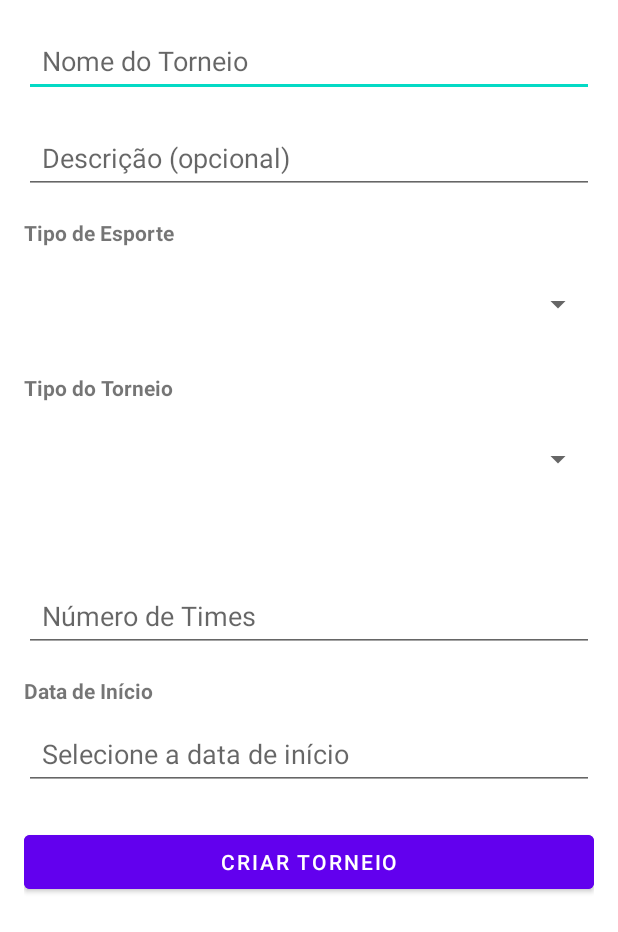
After one commit to gustavopsm/projeto_p3, an Android app: the layout fragment_create_torneio.xml on its own in the app's theme, with its tools: preview values and no code run, on a phone screen of 412 x 824 dp. The commit adds this screen. Shown: the top 932 px of the screen. Run offline under Robolectric (Android 15) with nearby library versions, the phone set to English and light mode, and no system bars.

Commit message:
Visualização e criação de torneios

```diff
--- /dev/null
+++ b/app/src/main/res/layout/fragment_create_torneio.xml
@@ -0,0 +1,100 @@
+<?xml version="1.0" encoding="utf-8"?>
+<ScrollView
+    xmlns:android="http://schemas.android.com/apk/res/android"
+    android:layout_width="match_parent"
+    android:layout_height="match_parent"
+    android:padding="16dp">
+
+    <LinearLayout
+        android:layout_width="match_parent"
+        android:layout_height="wrap_content"
+        android:orientation="vertical">
+
+        <!-- Nome do Torneio -->
+        <EditText
+            android:id="@+id/etNomeTorneio"
+            android:layout_width="match_parent"
+            android:layout_height="wrap_content"
+            android:hint="Nome do Torneio"
+            android:inputType="text"
+            android:padding="12dp"
+            android:layout_marginBottom="16dp"/>
+
+        <!-- Descrição do Torneio -->
+        <EditText
+            android:id="@+id/etDescricaoTorneio"
+            android:layout_width="match_parent"
+            android:layout_height="wrap_content"
+            android:hint="Descrição (opcional)"
+            android:inputType="text"
+            android:padding="12dp"
+            android:layout_marginBottom="16dp"/>
+
+        <!-- Tipo de Esporte -->
+        <TextView
+            android:layout_width="wrap_content"
+            android:layout_height="wrap_content"
+            android:text="Tipo de Esporte"
+            android:textStyle="bold"
+            android:layout_marginBottom="8dp"/>
+
+        <Spinner
+            android:id="@+id/spinnerTipoEsporte"
+            android:layout_width="match_parent"
+            android:layout_height="60dp"
+            android:layout_marginBottom="16dp"/>
+
+        <!-- Tipo do Torneio -->
+        <TextView
+            android:layout_width="wrap_content"
+            android:layout_height="wrap_content"
+            android:text="Tipo do Torneio"
+            android:textStyle="bold"
+            android:layout_marginBottom="8dp"/>
+
+        <Spinner
+            android:id="@+id/spinnerTipoTorneio"
+            android:layout_width="match_parent"
+            android:layout_height="60dp"
+            android:layout_marginBottom="50dp"/>
+
+
+        <!-- Número de Times por Grupo (opcional) -->
+        <EditText
+            android:id="@+id/etNumTimesPorGrupo"
+            android:layout_width="match_parent"
+            android:layout_height="wrap_content"
+            android:hint="Número de Times"
+            android:inputType="number"
+            android:padding="12dp"
+            android:layout_marginBottom="16dp"/>
+
+        <!-- Data de Início -->
+        <TextView
+            android:layout_width="wrap_content"
+            android:layout_height="wrap_content"
+            android:text="Data de Início"
+            android:textStyle="bold"
+            android:layout_marginBottom="8dp"/>
+
+        <EditText
+            android:id="@+id/etDataInicio"
+            android:layout_width="match_parent"
+            android:layout_height="wrap_content"
+            android:hint="Selecione a data de início"
+            android:focusable="false"
+            android:padding="12dp"
+            android:layout_marginBottom="24dp"/>
+
+        <!-- Botão Criar Torneio -->
+        <Button
+            android:id="@+id/btnCriarTorneio"
+            android:layout_width="match_parent"
+            android:layout_height="wrap_content"
+            android:text="Criar Torneio"
+            android:backgroundTint="@color/purple_500"
+            android:textColor="@android:color/white"/>
+
+    </LinearLayout>
+
+</ScrollView>
```
Also changed, not shown: app/src/main/java/com/example/p3_project/MainActivity.kt (+25 -28 lines), app/src/main/java/com/example/p3_project/data/dao/TorneioDao.kt (+8 -0 lines), app/src/main/java/com/example/p3_project/data/repositories/TorneioRepository.kt (+53 -14 lines), app/src/main/java/com/example/p3_project/ui/dashboard/DashboardFragment.kt (+12 -5 lines), app/src/main/java/com/example/p3_project/viewmodel/TimeViewModel.kt (+20 -11 lines), app/src/main/java/com/example/p3_project/viewmodel/TorneioViewModel.kt (+16 -3 lines).
